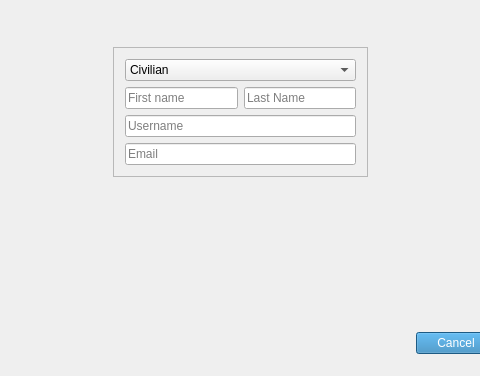
First picture: the form in gui/mainwindow.ui, repository XinChen96/Emergency-Response-System, before the edit; both pictures show x 163 to 643 and y 107 to 483 of the 807 by 483 pixel window.
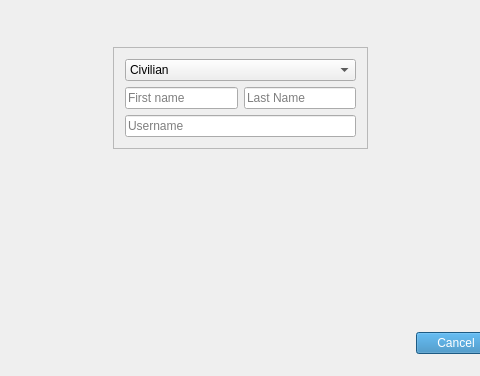
Second picture: the form after the edit. The open tabs and pages were chosen to show the change. Icons and pictures are not drawn.

Patch:
```diff
--- a/gui/mainwindow.ui
+++ b/gui/mainwindow.ui
@@ -368,13 +368,6 @@
                </property>
               </widget>
              </item>
-             <item>
-              <widget class="QLineEdit" name="enterEmailReg">
-               <property name="placeholderText">
-                <string>Email</string>
-               </property>
-              </widget>
-             </item>
             </layout>
            </widget>
           </item>
```
Left out of the diff: 2 changed lines with no effect on the pictures.
